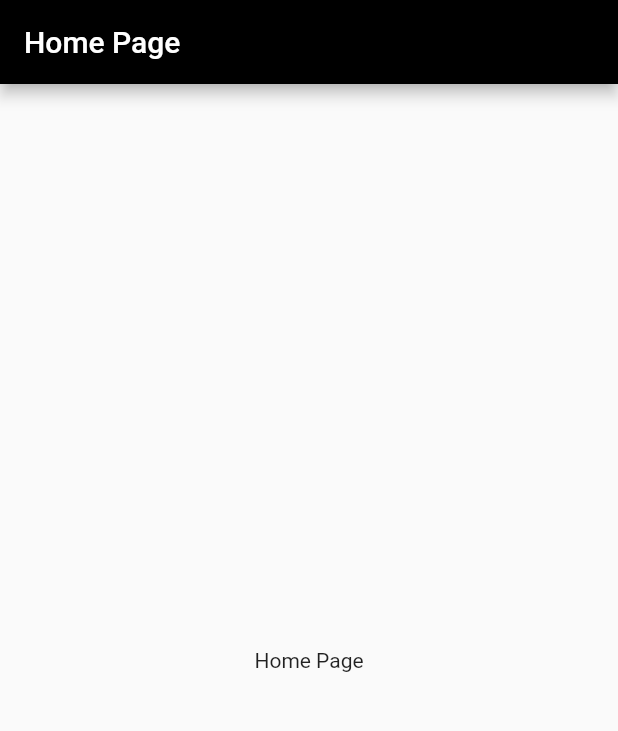
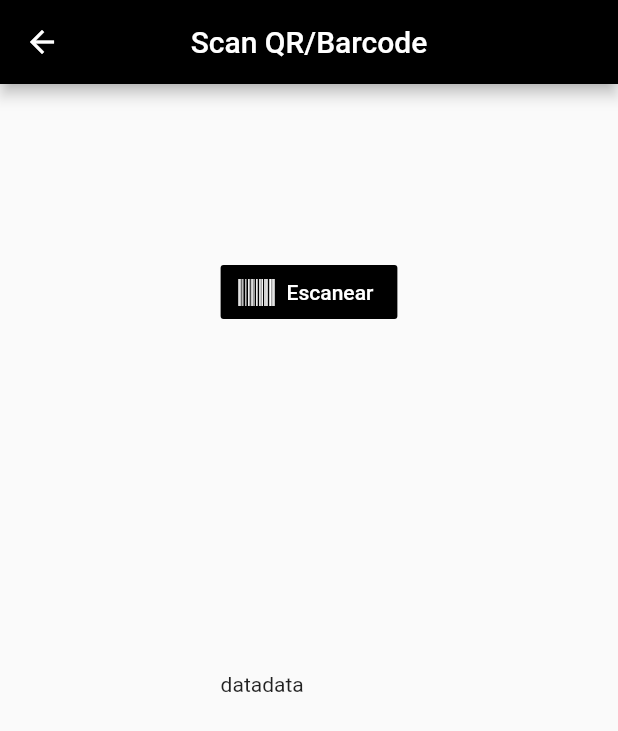
Before and after one commit to IvanDuarte1501199/stockQr, a Flutter app: the screen it shows after launch, on a phone screen of 412 x 824 dp. Shown: the top 731 px of the screen. Run offline on Flutter 3.47's test engine with Material 2 defaults, Android fonts, the phone set to English and light mode, and no system bars; our stand-ins replace equatable, font_awesome_flutter, get_it, logger, provider_architecture, responsive_builder; missing offline and left inert: qrscan.

Commit message:
añadiño el scan con botón

```diff
--- a/lib/main.dart
+++ b/lib/main.dart
@@ -1,3 +1,5 @@
+import 'package:stock_qr/routes/routes.dart';
+
 import 'core/locator.dart';
 import 'core/providers.dart';
 import 'core/services/navigator_service.dart';
@@ -18,6 +20,7 @@ class MainApplication extends StatelessWidget {
       child: MaterialApp(
         navigatorKey: locator<NavigatorService>().navigatorKey,
         home: HomeView(),
+        routes: getAplicationRoute(),
       ),
     );
   }
--- /dev/null
+++ b/lib/routes/routes.dart
@@ -0,0 +1,10 @@
+import 'package:flutter/cupertino.dart';
+import 'package:stock_qr/views/producto_detalle/producto_detalle_view.dart';
+import 'package:stock_qr/views/scan_producto/scan_producto_view.dart';
+
+Map<String, WidgetBuilder> getAplicationRoute(){
+  return <String, WidgetBuilder> {
+    'scan_producto'           : (BuildContext context) => ScanProductoView(),
+    'producto_detalle'        : (BuildContext context) => ProductoDetalleView(),
+  };
+}
--- a/lib/views/home/home_mobile.dart
+++ b/lib/views/home/home_mobile.dart
@@ -2,31 +2,37 @@ part of home_view;
 
 class _HomeMobile extends StatelessWidget {
   final HomeViewModel viewModel;
+  final BuildContext context;
 
-  _HomeMobile(this.viewModel);
+  _HomeMobile(this.viewModel, this.context);
 
   @override
   Widget build(BuildContext context) {
+    WidgetsBinding.instance.addPostFrameCallback(
+        (_) => Navigator.pushNamed(context, 'scan_producto'));
     return Scaffold(
-      appBar: _appBar(),
+      // appBar: _appBar(),
       body: _appBody(),
     );
   }
 
   Widget _appBody() {
-    return Center(
-      child: Column(
-        mainAxisAlignment: MainAxisAlignment.center,
-        children: <Widget>[
-          Text('Home Page'),
-        ],
+    return _circularProgress();
+  }
+
+  Widget _circularProgress() {
+    return Container(
+      height: 500,
+      child: Center(
+        child: CircularProgressIndicator(
+            valueColor: AlwaysStoppedAnimation<Color>(Colors.black)),
       ),
     );
   }
 
   Widget _appBar() {
     return AppBar(
-      title: Text('Home Page'),
+      title: Text(''),
       backgroundColor: Colors.black,
     );
   }
--- a/lib/views/home/home_view.dart
+++ b/lib/views/home/home_view.dart
@@ -13,12 +13,10 @@ class HomeView extends StatelessWidget {
     HomeViewModel viewModel = HomeViewModel();
     return ViewModelProvider<HomeViewModel>.withConsumer(
         viewModel: viewModel,
-        onModelReady: (viewModel) {
-          // Do something once your viewModel is initialized
-        },
+        onModelReady: (viewModel) {},
         builder: (context, viewModel, child) {
           return ScreenTypeLayout(
-            mobile: _HomeMobile(viewModel),
+            mobile: _HomeMobile(viewModel, context),
           );
         });
   }
--- a/lib/views/home/home_view_model.dart
+++ b/lib/views/home/home_view_model.dart
@@ -1,7 +1,5 @@
 import 'package:stock_qr/core/base/base_view_model.dart';
 
 class HomeViewModel extends BaseViewModel {
-  HomeViewModel() {
-
-  }
+  HomeViewModel();
 }
--- /dev/null
+++ b/lib/views/scan_producto/scan_producto_mobile.dart
@@ -0,0 +1,61 @@
+part of scan_producto_view;
+
+class _ScanProductoMobile extends StatelessWidget {
+  final ScanProductoViewModel viewModel;
+
+  _ScanProductoMobile(this.viewModel);
+
+  @override
+  Widget build(BuildContext context) {
+    // WidgetsBinding.instance.addPostFrameCallback((_) async {
+    //   viewModel.scannear();
+    // });
+
+    return Scaffold(
+      appBar: _appBar(),
+      body: _appBody(),
+    );
+  }
+
+  Widget _appBar() {
+    return AppBar(
+      title: Text('Scan QR/Barcode'),
+      centerTitle: true,
+      backgroundColor: Colors.black,
+    );
+  }
+
+  Widget _appBody() {
+    return Center(
+        child: Column(
+      crossAxisAlignment: CrossAxisAlignment.start,
+      mainAxisAlignment: MainAxisAlignment.spaceAround,
+      children: [
+        Container(
+          child: FlatButton.icon(
+            color: Colors.black,
+            icon: FaIcon(
+              FontAwesomeIcons.barcode,
+              color: Colors.white,
+            ), //`Icon` to display
+            label: Text(
+              'Escanear',
+              style: TextStyle(color: Colors.white),
+            ),
+            onPressed: () {
+              viewModel.scannear();
+            },
+          ),
+        ),
+        Wrap(
+          direction: Axis.horizontal,
+          children: [
+            Text("data"),
+            Text("data"),
+          ],
+        ),
+        Text(""),
+      ],
+    ));
+  }
+}
--- /dev/null
+++ b/lib/views/scan_producto/scan_producto_view.dart
@@ -0,0 +1,28 @@
+library scan_producto_view;
+
+import 'package:font_awesome_flutter/font_awesome_flutter.dart';
+import 'package:qrscan/qrscan.dart' as scanner;
+import 'package:provider_architecture/provider_architecture.dart';
+import 'package:responsive_builder/responsive_builder.dart';
+import 'package:flutter/material.dart';
+import 'scan_producto_view_model.dart';
+
+part 'scan_producto_mobile.dart';
+
+class ScanProductoView extends StatelessWidget {
+  @override
+  Widget build(BuildContext context) {
+    ScanProductoViewModel viewModel = ScanProductoViewModel();
+    return ViewModelProvider<ScanProductoViewModel>.withConsumer(
+      viewModel: viewModel,
+      onModelReady: (viewModel) {
+        // Do something once your viewModel is initialized
+      },
+      builder: (context, viewModel, child) {
+        return ScreenTypeLayout(
+          mobile: _ScanProductoMobile(viewModel),
+        );
+      }
+    );
+  }
+}
--- /dev/null
+++ b/lib/views/scan_producto/scan_producto_view_model.dart
@@ -0,0 +1,21 @@
+import 'package:stock_qr/core/base/base_view_model.dart';
+import 'package:qrscan/qrscan.dart' as scanner;
+
+class ScanProductoViewModel extends BaseViewModel {
+  ScanProductoViewModel();
+  String _barcode;
+  String get barcode => _barcode;
+  set barcode(String barcode) {
+    _barcode = barcode;
+    notifyListeners();
+  }
+
+  Future verProducto() async {
+    print(barcode);
+  }
+
+  Future scannear() async {
+    barcode = await scanner.scan();
+    await verProducto();
+  }
+}
--- a/pubspec.yaml
+++ b/pubspec.yaml
@@ -14,6 +14,8 @@ dependencies:
     logger: ^0.7.0+2
     get_it: ^3.0.3
     equatable: ^1.0.1
+    qrscan: ^0.2.17
+    font_awesome_flutter: ^8.8.1
 dev_dependencies:
     flutter_test:
         sdk: flutter
```
Also changed, not shown: lib/core/models/Producto.dart (added, +31 -0 lines), lib/views/producto_detalle/producto_detalle_mobile.dart (added, +14 -0 lines), lib/views/producto_detalle/producto_detalle_view.dart (added, +25 -0 lines), lib/views/producto_detalle/producto_detalle_view_model.dart (added, +7 -0 lines), pubspec.lock, 1 other file.
